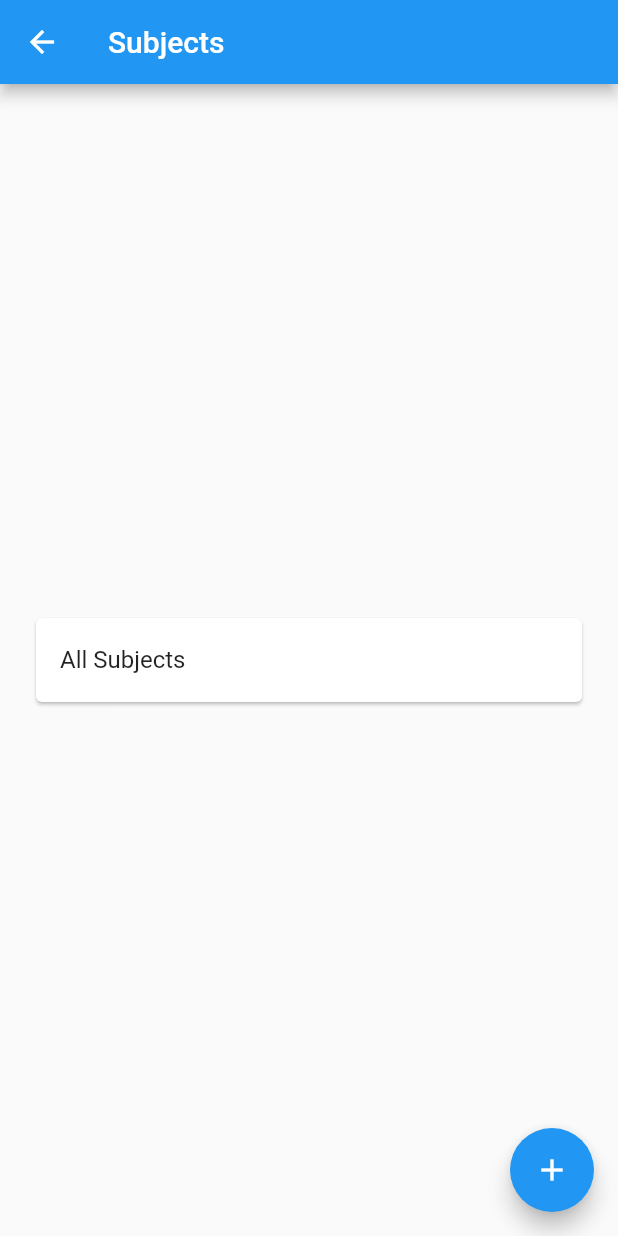
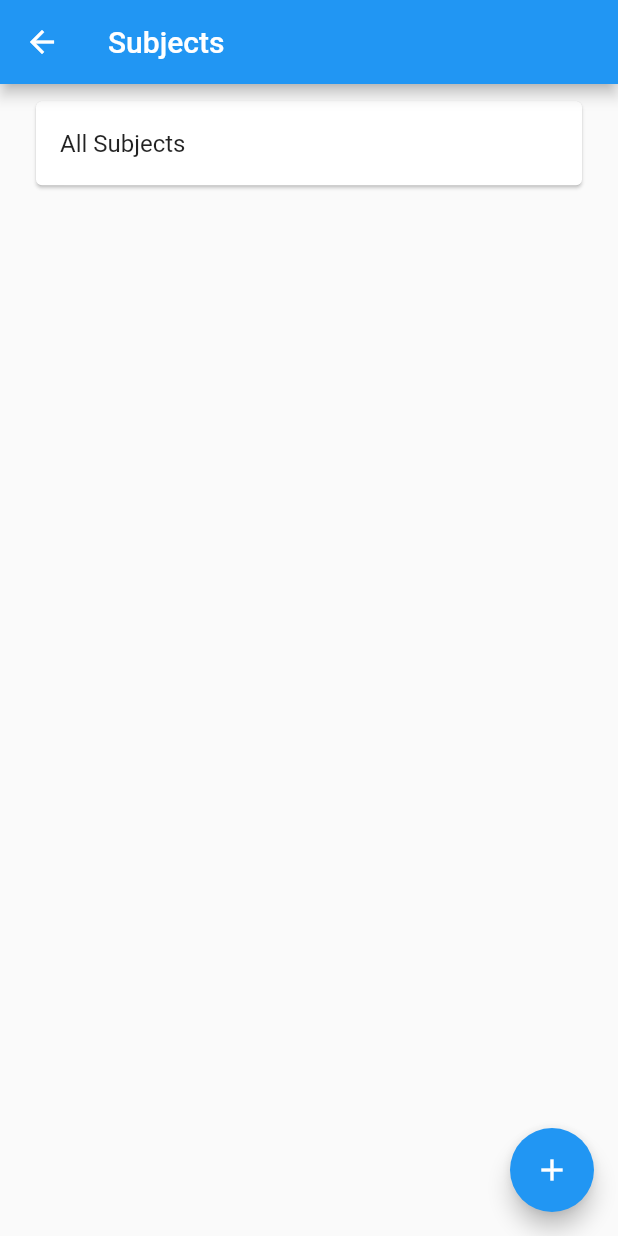
Before and after one commit to Nqile/flutter_mistake_app, a Flutter app: the SubjectPage screen opened directly, on a phone screen of 412 x 824 dp. Run offline on Flutter 3.47's test engine with Material 2 defaults, Android fonts, the phone set to English and light mode, and no system bars; our stand-ins replace image_picker, shared_preferences, sqflite; accounts and stored records are empty.

Commit message:
made columns start align for listview

```diff
--- a/lib/pages/subjectPage.dart
+++ b/lib/pages/subjectPage.dart
@@ -61,8 +61,9 @@ class _SubjectPageState extends State<SubjectPage> {
   }
 
   Widget _separateListViewBuilder() {
-    return SingleChildScrollView(
-      child: ListView.builder(
+    return Column(children: <Widget>[
+      ListView.builder(
+        physics: const AlwaysScrollableScrollPhysics(),
         shrinkWrap: true,
         itemCount: subjects.length,
         itemBuilder: (context, index) {
@@ -107,7 +108,7 @@ class _SubjectPageState extends State<SubjectPage> {
             ),
           );
         },
-      ),
-    );
+      )
+    ]);
   }
 }
```
Also changed, not shown: lib/pages/homePage.dart (+5 -2 lines).
